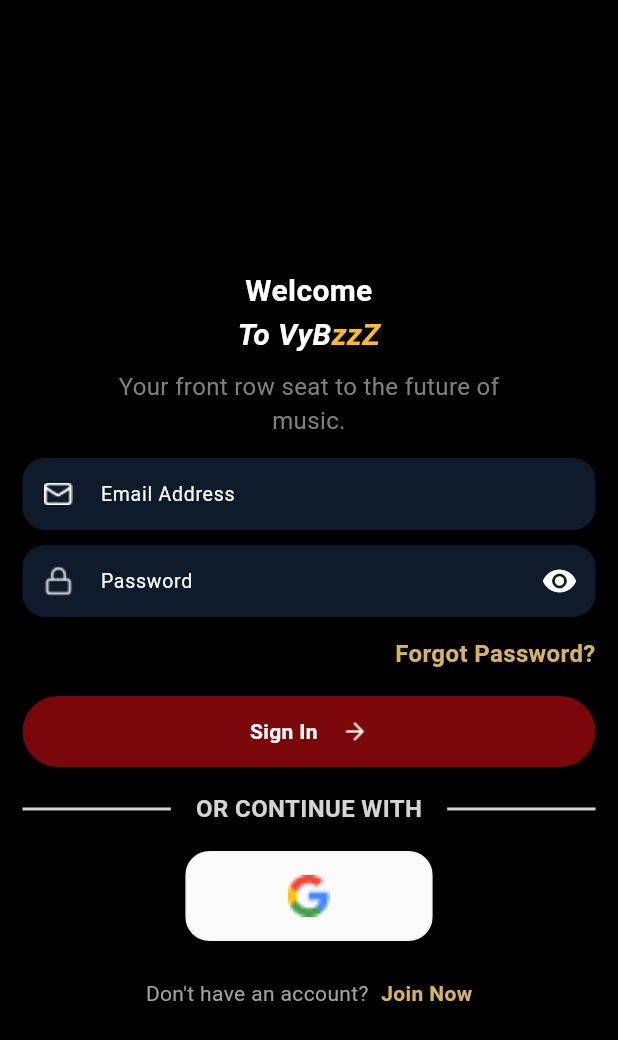
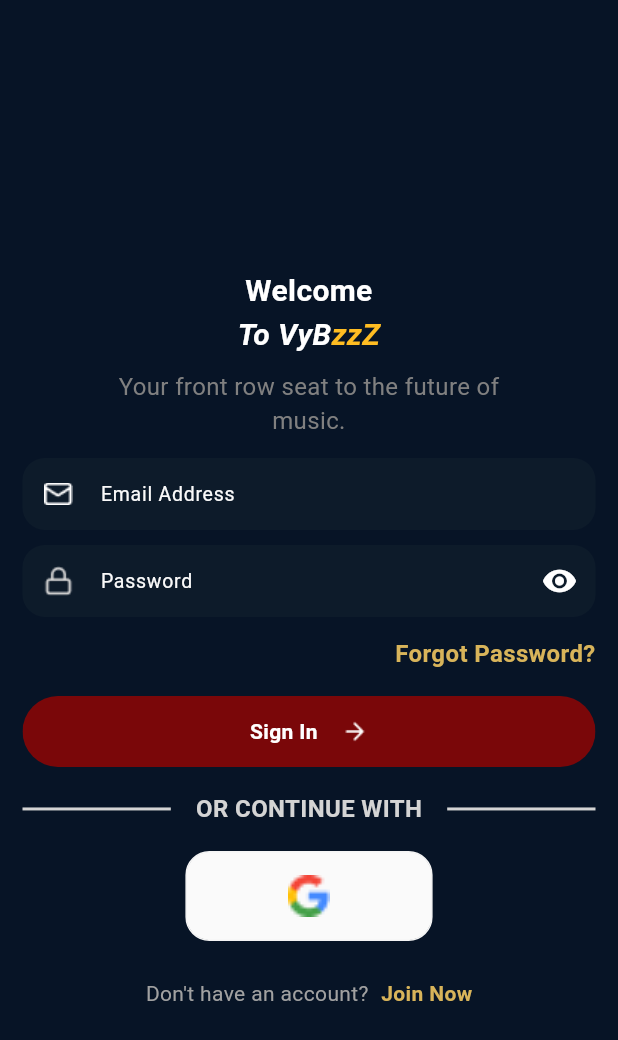
Before and after one commit to Elpadrino971/Eliv, a Flutter app: the screen it shows after launch, after a tap on "Skip", on a phone screen of 412 x 824 dp. Shown: the top 1040 px of the screen. Run offline on Flutter 3.47's test engine with Material 3 defaults, Android fonts, the phone set to English and light mode, and no system bars; our stand-ins replace cached_network_image, firebase_auth, firebase_core, firebase_messaging, flutter_local_notifications, get and 7 more; missing offline and left inert: purchases_flutter, zego_uikit_prebuilt_live_streaming; accounts and stored records are empty; network calls fail; Roboto replaces fonts that are missing (Google Sans, GoogleSans).

Commit message:
design: verrouille l'app sur un theme premium unique + corrige la police
- main.dart : un seul ThemeData premium (bleu nuit + or) applique a theme ET
  darkTheme, themeMode force en sombre -> identite visuelle unique sur tous
  les ecrans, quel que soit le reglage.
- Theme : textTheme/iconTheme par defaut en ivoire (textes lisibles sur bleu
  nuit), colorScheme onPrimary=bleu nuit / onSurface=ivoire.
- Palette de base unifiee dans colors.dart : mainThemeColor -> goldPrimary,
  scaffoldBackgroundColor -> midnightPrimary.
- Supprime les fonds noirs restants en mode sombre (5 ecrans + 2 dialogs)
  qui faisaient 'isDarkMode ? blackColor : ...' -> bleu nuit.
- theme_service verrouille en sombre (basculement clair neutralise) pour que
  Get.isDarkMode et themeController.isDark restent coherents partout.

Police : corrige fontFamily 'Google Sans' -> 'GoogleSans' (l'ancien nom ne
correspondait pas a la famille declaree dans pubspec, donc la police custom
ne s'appliquait pas).

```diff
--- a/lib/Auth/choice_screen.dart
+++ b/lib/Auth/choice_screen.dart
@@ -19,7 +19,7 @@ class _ChoiceScreenState extends State<ChoiceScreen> {
   @override
   Widget build(BuildContext context) {
     return Scaffold(
-      backgroundColor: Get.isDarkMode ? blackColor : scaffoldBackgroundColor,
+      backgroundColor: Get.isDarkMode ? midnightPrimary : scaffoldBackgroundColor,
       body: Padding(
         padding: myPadding,
         child: Column(
--- a/lib/Auth/login_screen.dart
+++ b/lib/Auth/login_screen.dart
@@ -40,7 +40,7 @@ class _LoginScreenState extends State<LoginScreen> {
   @override
   Widget build(BuildContext context) {
     return Scaffold(
-      backgroundColor: Get.isDarkMode ? blackColor : Color(0xfffffcf6),
+      backgroundColor: Get.isDarkMode ? midnightPrimary : Color(0xfffffcf6),
 
       body: Center(
         child: Container(
--- a/lib/BottomBar/screens/homeScreen/check_out_screen.dart
+++ b/lib/BottomBar/screens/homeScreen/check_out_screen.dart
@@ -46,7 +46,7 @@ class _CheckOutScreenState extends State<CheckOutScreen> {
   @override
   Widget build(BuildContext context) {
     return Scaffold(
-      backgroundColor: Get.isDarkMode ? blackColor : scaffoldBackgroundColor,
+      backgroundColor: Get.isDarkMode ? midnightPrimary : scaffoldBackgroundColor,
       appBar: MyAppbar(title: 'Checkout'),
       body: SingleChildScrollView(
         child: Padding(
--- a/lib/BottomBar/screens/homeScreen/entry_screen.dart
+++ b/lib/BottomBar/screens/homeScreen/entry_screen.dart
@@ -19,7 +19,7 @@ class _EntryScreenState extends State<EntryScreen> {
   @override
   Widget build(BuildContext context) {
     return Scaffold(
-      backgroundColor: Get.isDarkMode ? blackColor : scaffoldBackgroundColor,
+      backgroundColor: Get.isDarkMode ? midnightPrimary : scaffoldBackgroundColor,
       body: Column(
         children: [
           MyPage(
--- a/lib/BottomBar/screens/homeScreen/future_screen.dart
+++ b/lib/BottomBar/screens/homeScreen/future_screen.dart
@@ -48,7 +48,7 @@ class _FutureScreenState extends State<FutureScreen> {
   Widget build(BuildContext context) {
     bool isLive = event.status == 'live';
     return Scaffold(
-      backgroundColor: Get.isDarkMode ? blackColor : scaffoldBackgroundColor,
+      backgroundColor: Get.isDarkMode ? midnightPrimary : scaffoldBackgroundColor,
       body: Column(
         crossAxisAlignment: CrossAxisAlignment.start,
         children: [
--- a/lib/Global/colors.dart
+++ b/lib/Global/colors.dart
@@ -1,9 +1,10 @@
 import 'package:flutter/material.dart';
 
-const Color scaffoldBackgroundColor = whiteColor;
+const Color scaffoldBackgroundColor = midnightPrimary;
 const Color whiteColor = Colors.white;
 const Color blackColor = Colors.black;
-const Color mainThemeColor = Color(0xffc6a75e);
+// Accent de base unifie sur l'or premium (voir goldPrimary plus bas).
+const Color mainThemeColor = goldPrimary;
 const Color borderGreyColor = Color(0xffB3B3B3);
 const Color greyColor = Color(0xff808080);
 const Color yellowColor = Color(0xffFFBD22);
--- a/lib/main.dart
+++ b/lib/main.dart
@@ -25,43 +25,53 @@ class MyApp extends StatelessWidget {
 
   @override
   Widget build(BuildContext context) {
-    final bool isDark = box.read(themeKey) ?? true;
+    // Thème premium unique (bleu nuit + or) applique a TOUS les ecrans.
+    final premiumTheme = _buildPremiumTheme();
 
     return SafeArea(
       top: false,
       child: GetMaterialApp(
         debugShowCheckedModeBanner: false,
-        theme: ThemeData(
-          brightness: Brightness.light,
-          fontFamily: 'Google Sans',
-          scaffoldBackgroundColor: whiteColor,
-          appBarTheme: AppBarTheme(
-            backgroundColor: whiteColor,
-            foregroundColor: blackColor,
-          ),
-        ),
-        darkTheme: ThemeData(
-          brightness: Brightness.dark,
-          fontFamily: 'Google Sans',
-          scaffoldBackgroundColor: midnightPrimary,
-          primaryColor: goldPrimary,
-          colorScheme: const ColorScheme.dark(
-            primary: goldPrimary,
-            secondary: goldSecondary,
-            surface: midnightSecondary,
-          ),
-          appBarTheme: AppBarTheme(
-            backgroundColor: midnightPrimary,
-            foregroundColor: ivory,
-            surfaceTintColor: midnightPrimary,
-            elevation: 0,
-          ),
-        ),
-        themeMode: isDark ? ThemeMode.dark : ThemeMode.light,
+        // Le meme theme pour light/dark + themeMode force => une seule
+        // identite visuelle, quel que soit le reglage systeme ou stocke.
+        theme: premiumTheme,
+        darkTheme: premiumTheme,
+        themeMode: ThemeMode.dark,
         home: (box.read('init') == null)
             ? const Onboarding1()
             : const SpalashScreen(),
       ),
     );
   }
+
+  ThemeData _buildPremiumTheme() {
+    final base = ThemeData(brightness: Brightness.dark);
+    return base.copyWith(
+      scaffoldBackgroundColor: midnightPrimary,
+      primaryColor: goldPrimary,
+      canvasColor: midnightPrimary,
+      colorScheme: const ColorScheme.dark(
+        primary: goldPrimary,
+        secondary: goldSecondary,
+        surface: midnightSecondary,
+        onPrimary: midnightPrimary,
+        onSurface: ivory,
+      ),
+      appBarTheme: const AppBarTheme(
+        backgroundColor: midnightPrimary,
+        foregroundColor: ivory,
+        surfaceTintColor: midnightPrimary,
+        elevation: 0,
+      ),
+      iconTheme: const IconThemeData(color: ivory),
+      textTheme: base.textTheme.apply(
+        fontFamily: 'GoogleSans',
+        bodyColor: ivory,
+        displayColor: ivory,
+      ),
+      // Police par defaut de l'app (corrige l'ancien 'Google Sans' qui ne
+      // correspondait pas a la famille declaree dans pubspec.yaml).
+      fontFamily: 'GoogleSans',
+    );
+  }
 }
--- a/lib/widgets/my_dialog.dart
+++ b/lib/widgets/my_dialog.dart
@@ -47,7 +47,7 @@ class SuccessDialog extends StatelessWidget {
   Widget build(BuildContext context) {
     return Container(
       decoration: BoxDecoration(
-        color: Get.isDarkMode ? blackColor : whiteColor,
+        color: Get.isDarkMode ? midnightSecondary : whiteColor,
         borderRadius: BorderRadius.circular(15.0),
         border: Border.all(color: Colors.grey),
       ),
@@ -150,7 +150,7 @@ class WarningDialog extends StatelessWidget {
   Widget build(BuildContext context) {
     return Container(
       decoration: BoxDecoration(
-        color: Get.isDarkMode ? blackColor : whiteColor,
+        color: Get.isDarkMode ? midnightSecondary : whiteColor,
         borderRadius: BorderRadius.circular(15.0),
         border: Border.all(color: greyColor),
       ),
```
Also changed, not shown: lib/services/theme_service.dart (+15 -19 lines).
